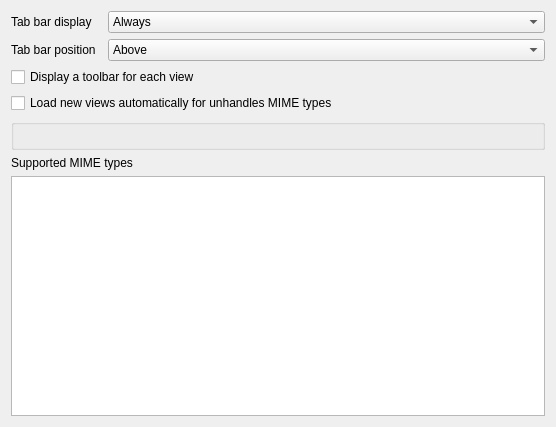
This is src/prefs_views.ui in UjOwtuc/quadkonsole4 as Qt 5 draws it before an edit. The edited form follows.
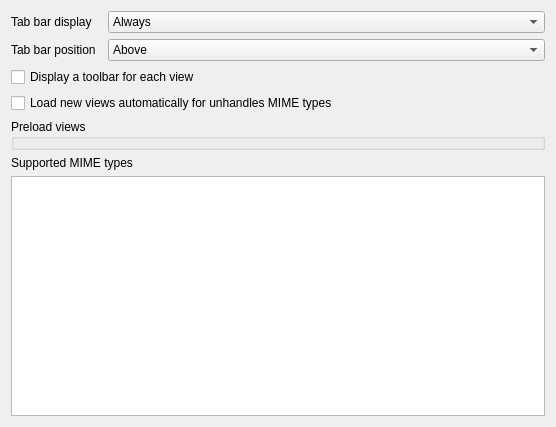
This is the edited form. Custom widgets are drawn as their Qt base class.

Patch:
```diff
--- a/src/prefs_views.ui
+++ b/src/prefs_views.ui
@@ -15,7 +15,20 @@
   </property>
   <layout class="QGridLayout" name="gridLayout">
    <item row="4" column="0" colspan="3">
-    <widget class="KEditListBox" name="kcfg_views"/>
+    <widget class="KEditListBox" name="kcfg_views">
+     <property name="title">
+      <string>Preload views</string>
+     </property>
+     <property name="flat">
+      <bool>false</bool>
+     </property>
+     <property name="checkable">
+      <bool>false</bool>
+     </property>
+     <property name="checked">
+      <bool>false</bool>
+     </property>
+    </widget>
    </item>
    <item row="2" column="0" colspan="3">
     <widget class="QCheckBox" name="kcfg_viewHasToolbar">
```
